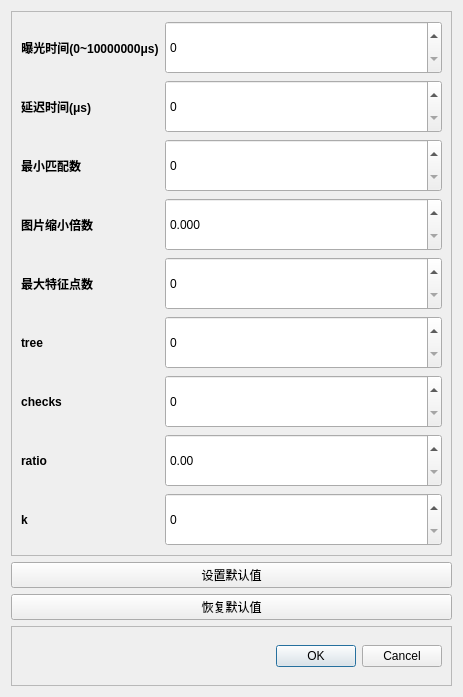
Above: DialogSetParams.ui from youngblood1998/helmet_detect before the change. Below: the same form after it.
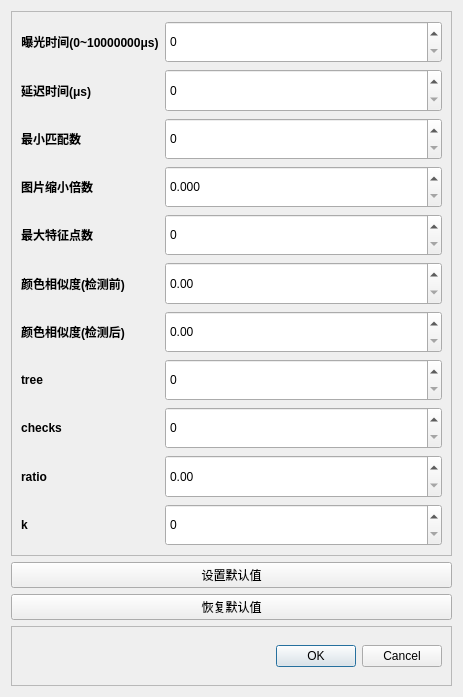
That is the form after the change.

Commit message: add hist compare

Diff of the .ui file:
```diff
--- a/DialogSetParams.ui
+++ b/DialogSetParams.ui
@@ -180,7 +180,7 @@
         </property>
        </widget>
       </item>
-      <item row="5" column="0">
+      <item row="7" column="0">
        <widget class="QLabel" name="labTree">
         <property name="sizePolicy">
          <sizepolicy hsizetype="Preferred" vsizetype="Expanding">
@@ -202,7 +202,7 @@
         </property>
        </widget>
       </item>
-      <item row="6" column="0">
+      <item row="8" column="0">
        <widget class="QLabel" name="labChecks">
         <property name="sizePolicy">
          <sizepolicy hsizetype="Preferred" vsizetype="Expanding">
@@ -224,7 +224,7 @@
         </property>
        </widget>
       </item>
-      <item row="7" column="0">
+      <item row="9" column="0">
        <widget class="QLabel" name="labRatio">
         <property name="sizePolicy">
          <sizepolicy hsizetype="Preferred" vsizetype="Expanding">
@@ -249,7 +249,7 @@
         </property>
        </widget>
       </item>
-      <item row="8" column="0">
+      <item row="10" column="0">
        <widget class="QLabel" name="labK">
         <property name="sizePolicy">
          <sizepolicy hsizetype="Preferred" vsizetype="Expanding">
@@ -316,7 +316,7 @@
         </property>
        </widget>
       </item>
-      <item row="5" column="1">
+      <item row="7" column="1">
        <widget class="QSpinBox" name="spinBoxTree">
         <property name="sizePolicy">
          <sizepolicy hsizetype="Minimum" vsizetype="Expanding">
@@ -329,7 +329,7 @@
         </property>
        </widget>
       </item>
-      <item row="6" column="1">
+      <item row="8" column="1">
        <widget class="QSpinBox" name="spinBoxChecks">
         <property name="sizePolicy">
          <sizepolicy hsizetype="Minimum" vsizetype="Expanding">
@@ -342,7 +342,7 @@
         </property>
        </widget>
       </item>
-      <item row="7" column="1">
+      <item row="9" column="1">
        <widget class="QDoubleSpinBox" name="doubleSpinBoxRatio">
         <property name="sizePolicy">
          <sizepolicy hsizetype="Minimum" vsizetype="Expanding">
@@ -358,7 +358,7 @@
         </property>
        </widget>
       </item>
-      <item row="8" column="1">
+      <item row="10" column="1">
        <widget class="QSpinBox" name="spinBoxK">
         <property name="sizePolicy">
          <sizepolicy hsizetype="Minimum" vsizetype="Expanding">
@@ -371,6 +371,76 @@
         </property>
        </widget>
       </item>
+      <item row="5" column="0">
+       <widget class="QLabel" name="labHist1">
+        <property name="sizePolicy">
+         <sizepolicy hsizetype="Preferred" vsizetype="Expanding">
+          <horstretch>0</horstretch>
+          <verstretch>0</verstretch>
+         </sizepolicy>
+        </property>
+        <property name="font">
+         <font>
+          <weight>75</weight>
+          <bold>true</bold>
+         </font>
+        </property>
+        <property name="text">
+         <string>颜色相似度(检测前)</string>
+        </property>
+       </widget>
+      </item>
+      <item row="5" column="1">
+       <widget class="QDoubleSpinBox" name="doubleSpinBoxHist1">
+        <property name="sizePolicy">
+         <sizepolicy hsizetype="Minimum" vsizetype="Expanding">
+          <horstretch>0</horstretch>
+          <verstretch>0</verstretch>
+         </sizepolicy>
+        </property>
+        <property name="maximum">
+         <double>1.000000000000000</double>
+        </property>
+        <property name="singleStep">
+         <double>0.010000000000000</double>
+        </property>
+       </widget>
+      </item>
+      <item row="6" column="0">
+       <widget class="QLabel" name="labHist2">
+        <property name="sizePolicy">
+         <sizepolicy hsizetype="Preferred" vsizetype="Expanding">
+          <horstretch>0</horstretch>
+          <verstretch>0</verstretch>
+         </sizepolicy>
+        </property>
+        <property name="font">
+         <font>
+          <weight>75</weight>
+          <bold>true</bold>
+         </font>
+        </property>
+        <property name="text">
+         <string>颜色相似度(检测后)</string>
+        </property>
+       </widget>
+      </item>
+      <item row="6" column="1">
+       <widget class="QDoubleSpinBox" name="doubleSpinBoxHist2">
+        <property name="sizePolicy">
+         <sizepolicy hsizetype="Minimum" vsizetype="Expanding">
+          <horstretch>0</horstretch>
+          <verstretch>0</verstretch>
+         </sizepolicy>
+        </property>
+        <property name="maximum">
+         <double>1.000000000000000</double>
+        </property>
+        <property name="singleStep">
+         <double>0.010000000000000</double>
+        </property>
+       </widget>
+      </item>
      </layout>
     </widget>
    </item>
```
The commit also changes 17 other files.
